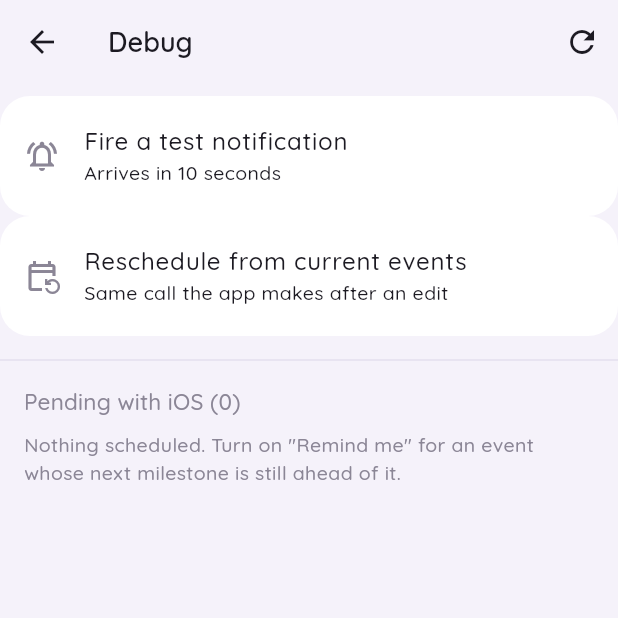
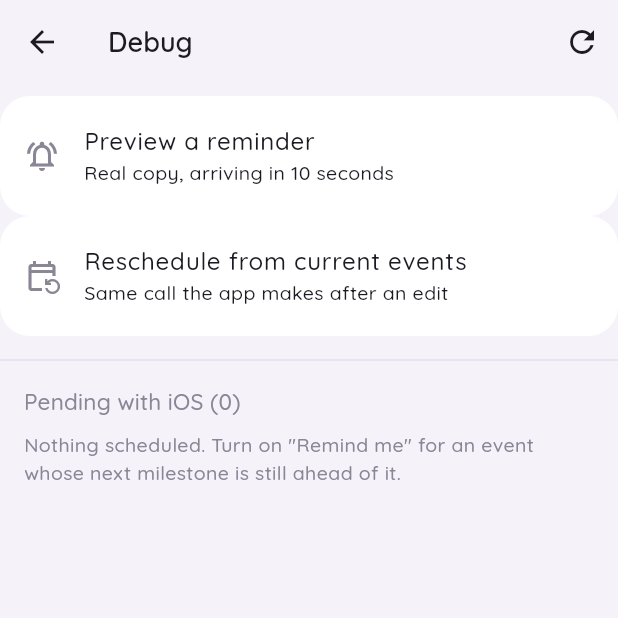
Before and after one commit to SeaOfLee/days_counter, a Flutter app: the DebugMenuScreen screen opened directly, on a phone screen of 412 x 824 dp, the top half of it. Run offline on Flutter 3.47's test engine with Material 3 defaults, Android fonts, the phone set to English and light mode, and no system bars; our stand-ins replace flutter_riverpod; project files that could hold a hidden picture were left out.

Commit message:
Preview the real reminder copy from the debug menu
The debug menu already fired a test notification, but with placeholder
text — "Dayward test" / "Notifications are working." That proved the
plumbing worked and said nothing about how the thing actually reads.

It now sends the same title and body a real reminder carries, passed down
from Flutter rather than hardcoded in Swift, so the two cannot drift. That
matters more since the copy went generic: what a user sees on their lock
screen is now the whole of the design, and it should be reviewable without
waiting for a real date to arrive.

Renamed to "Preview a reminder" to say what it is.

Co-Authored-By: Claude Opus 5 <noreply@anthropic.com>

```diff
--- a/lib/screens/debug_menu_screen.dart
+++ b/lib/screens/debug_menu_screen.dart
@@ -84,8 +84,8 @@ class _DebugMenuScreenState extends ConsumerState<DebugMenuScreen> {
         children: [
           ListTile(
             leading: const Icon(Icons.notifications_active_outlined),
-            title: const Text('Fire a test notification'),
-            subtitle: const Text('Arrives in 10 seconds'),
+            title: const Text('Preview a reminder'),
+            subtitle: const Text('Real copy, arriving in 10 seconds'),
             onTap: _fireTest,
           ),
           ListTile(
```
Also changed, not shown: lib/services/notification_bridge.dart (+12 -5 lines), 1 other file.
